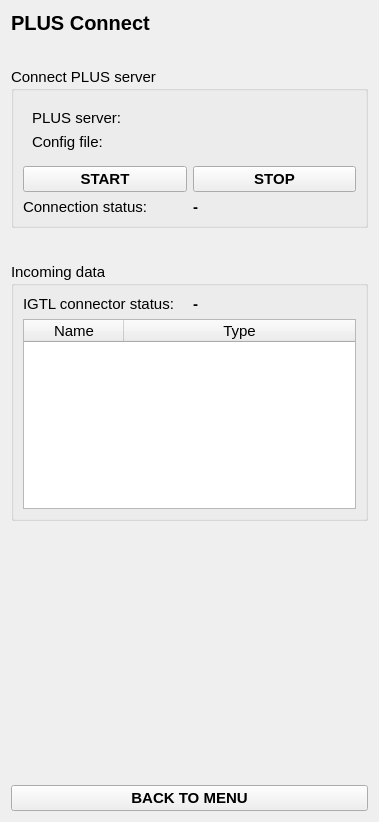
Qt form Modules/PlusServerConnection/Resources/UI/PlusServerConnection.ui (EBATINCA/TrainUS) before a commit.
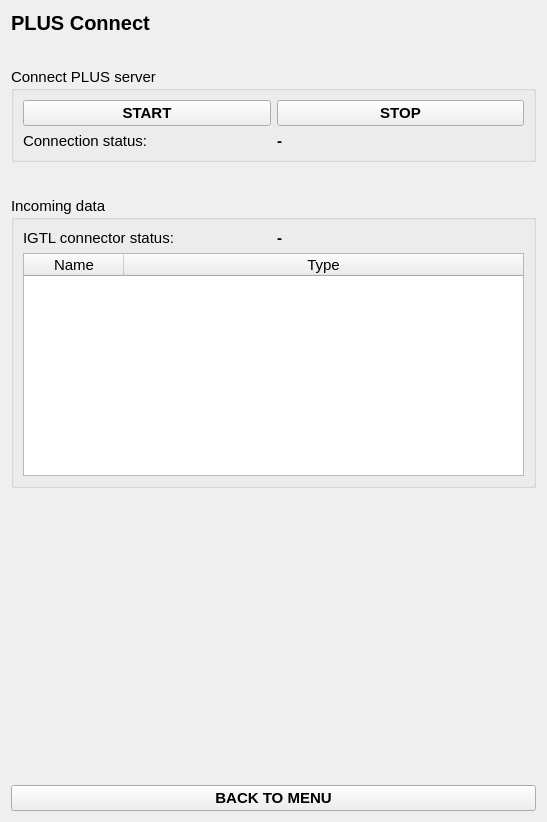
The same form after that commit. Custom widgets are drawn as their Qt base class.

Commit message: ENH: Use vtkMRMLPlusServerLauncherNode and vtkMRMLPlusServerNode for connection

Patch:
```diff
--- a/Modules/PlusServerConnection/Resources/UI/PlusServerConnection.ui
+++ b/Modules/PlusServerConnection/Resources/UI/PlusServerConnection.ui
@@ -6,10 +6,16 @@
    <rect>
     <x>0</x>
     <y>0</y>
-    <width>379</width>
+    <width>547</width>
     <height>822</height>
    </rect>
   </property>
+  <property name="sizePolicy">
+   <sizepolicy hsizetype="Expanding" vsizetype="Preferred">
+    <horstretch>0</horstretch>
+    <verstretch>0</verstretch>
+   </sizepolicy>
+  </property>
   <property name="windowTitle">
    <string>PlusServerConnection</string>
   </property>
@@ -51,7 +57,35 @@
       <string>Connect PLUS server</string>
      </property>
      <layout class="QGridLayout" name="gridLayout">
-      <item row="1" column="0">
+      <item row="0" column="1">
+       <widget class="QPushButton" name="stopConnectionButton">
+        <property name="font">
+         <font>
+          <pointsize>11</pointsize>
+          <weight>75</weight>
+          <bold>true</bold>
+         </font>
+        </property>
+        <property name="text">
+         <string>STOP</string>
+        </property>
+       </widget>
+      </item>
+      <item row="2" column="1">
+       <widget class="QLabel" name="plusConnectionStatusLabel">
+        <property name="font">
+         <font>
+          <pointsize>11</pointsize>
+          <weight>75</weight>
+          <bold>true</bold>
+         </font>
+        </property>
+        <property name="text">
+         <string>-</string>
+        </property>
+       </widget>
+      </item>
+      <item row="0" column="0">
        <widget class="QPushButton" name="startConnectionButton">
         <property name="font">
          <font>
@@ -65,94 +99,13 @@
         </property>
        </widget>
       </item>
-      <item row="3" column="1">
-       <widget class="QLabel" name="plusConnectionStatusLabel">
-        <property name="font">
-         <font>
-          <pointsize>11</pointsize>
-          <weight>75</weight>
-          <bold>true</bold>
-         </font>
-        </property>
-        <property name="text">
-         <string>-</string>
-        </property>
-       </widget>
-      </item>
-      <item row="3" column="0">
+      <item row="2" column="0">
        <widget class="QLabel" name="label_3">
         <property name="text">
          <string>Connection status:</string>
         </property>
        </widget>
       </item>
-      <item row="1" column="1">
-       <widget class="QPushButton" name="stopConnectionButton">
-        <property name="font">
-         <font>
-          <pointsize>11</pointsize>
-          <weight>75</weight>
-          <bold>true</bold>
-         </font>
-        </property>
-        <property name="text">
-         <string>STOP</string>
-        </property>
-       </widget>
-      </item>
-      <item row="0" column="0" colspan="2">
-       <widget class="QFrame" name="frame">
-        <property name="frameShape">
-         <enum>QFrame::NoFrame</enum>
-        </property>
-        <property name="frameShadow">
-         <enum>QFrame::Raised</enum>
-        </property>
-        <layout class="QGridLayout" name="gridLayout_4">
-         <item row="0" column="1">
-          <widget class="ctkPathLineEdit" name="plusServerPath">
-           <property name="showHistoryButton">
-            <bool>false</bool>
-           </property>
-           <property name="sizeAdjustPolicy">
-            <enum>ctkPathLineEdit::AdjustToMinimumContentsLength</enum>
-           </property>
-          </widget>
-         </item>
-         <item row="0" column="0">
-          <widget class="QLabel" name="plusServerPathLabel">
-           <property name="font">
-            <font>
-             <pointsize>11</pointsize>
-            </font>
-           </property>
-           <property name="text">
-            <string>PLUS server:</string>
-           </property>
-          </widget>
-         </item>
-         <item row="1" column="0">
-          <widget class="QLabel" name="configFilePathLabel">
-           <property name="font">
-            <font>
-             <pointsize>11</pointsize>
-            </font>
-           </property>
-           <property name="text">
-            <string>Config file:</string>
-           </property>
-          </widget>
-         </item>
-         <item row="1" column="1">
-          <widget class="ctkPathLineEdit" name="configFilePath">
-           <property name="showHistoryButton">
-            <bool>false</bool>
-           </property>
-          </widget>
-         </item>
-        </layout>
-       </widget>
-      </item>
      </layout>
     </widget>
    </item>
@@ -270,13 +223,6 @@
    </item>
   </layout>
  </widget>
- <customwidgets>
-  <customwidget>
-   <class>ctkPathLineEdit</class>
-   <extends>QWidget</extends>
-   <header>ctkPathLineEdit.h</header>
-  </customwidget>
- </customwidgets>
  <resources/>
  <connections/>
 </ui>
```
The commit also changes 1 other file.
